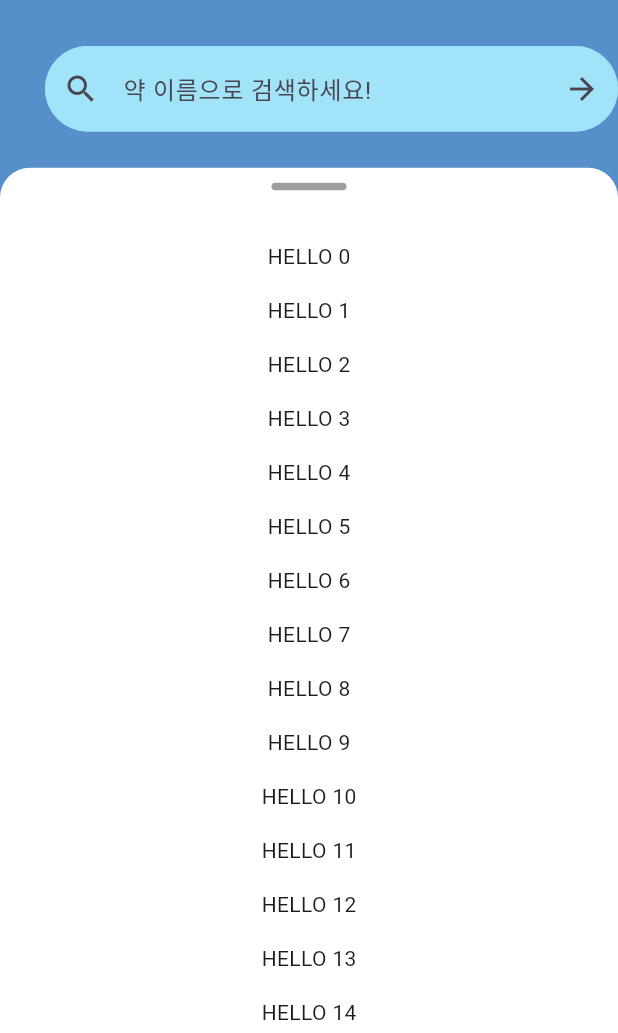
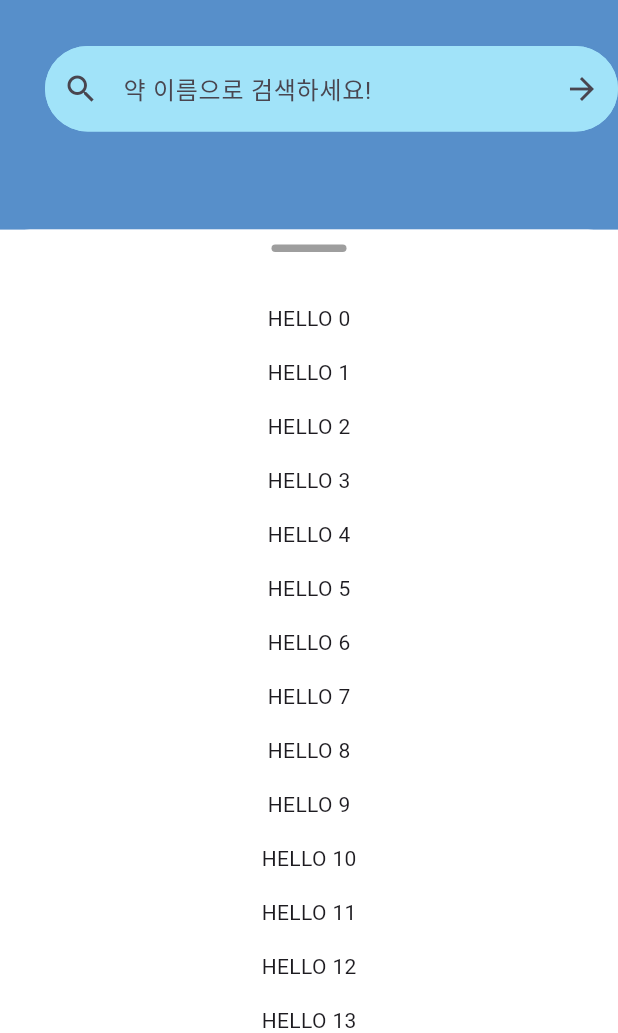
Before and after one commit to team-PHAETHON/Pharmesan_APP, a Flutter app: the screen it shows after launch, on a phone screen of 412 x 824 dp, the part 203-1236 px from its top. Run offline on Flutter 3.47's test engine with Material 3 defaults, Android fonts, the phone set to English and light mode, and no system bars; network calls fail.

Commit message:
refactor: move onTap method to upper class

```diff
--- a/lib/screens/home_bottom_screen.dart
+++ b/lib/screens/home_bottom_screen.dart
@@ -2,7 +2,7 @@ import 'package:flutter/material.dart';
 import 'package:myapp/widget/grey_touch_horizontal_button.dart';
 
 const double cornerRadius = 20;
-const double minChildSize = 0.7;
+const double minChildSize = 0.65;
 const double maxChildSize = 0.8;
 
 class HomeBottomScreen extends StatefulWidget {
@@ -17,6 +17,25 @@ class _HomeBottomScreenState extends State<HomeBottomScreen> {
   void initState() {
     super.initState();
     _controller = DraggableScrollableController();
+  }
+
+  void changeSize() {
+    final currentSize = _controller.size;
+    if (currentSize < maxChildSize) {
+      /// ✅ 현재 크기가 작으면 maxChildSize로 확장
+      _controller.animateTo(
+        maxChildSize,
+        duration: Duration(milliseconds: animationTime),
+        curve: Curves.easeInOut,
+      );
+    } else {
+      /// ✅ 이미 최대 크기면 minChildSize로 축소
+      _controller.animateTo(
+        minChildSize,
+        duration: Duration(milliseconds: animationTime),
+        curve: Curves.easeInOut,
+      );
+    }
   }
 
   @override
@@ -36,7 +55,7 @@ class _HomeBottomScreenState extends State<HomeBottomScreen> {
           ),
           child: Column(
             children: [
-              GreyTouchHorizontalButton(controller: _controller),
+              GreyTouchHorizontalButton(onTap: changeSize),
               Flexible(
                 /// TODO: 메인화면에 기능 추가 및 수정 예정
                 child: SingleChildScrollView(
--- a/lib/widget/grey_touch_horizontal_button.dart
+++ b/lib/widget/grey_touch_horizontal_button.dart
@@ -5,37 +5,18 @@ const double dragBarRadius = 10;
 const double dragBarWidth = 50;
 const double dragBarHeight = 5;
 const int animationTime = 300;
-const double minChildSize = 0.7;
+const double minChildSize = 0.65;
 const double maxChildSize = 0.8;
 
 class GreyTouchHorizontalButton extends StatelessWidget {
-  final DraggableScrollableController controller;
+  final VoidCallback? onTap;
 
-  const GreyTouchHorizontalButton({required this.controller, super.key});
-
-  void changeSize() {
-    final currentSize = controller.size;
-    if (currentSize < maxChildSize) {
-      /// ✅ 현재 크기가 작으면 maxChildSize로 확장
-      controller.animateTo(
-        maxChildSize,
-        duration: Duration(milliseconds: animationTime),
-        curve: Curves.easeInOut,
-      );
-    } else {
-      /// ✅ 이미 최대 크기면 minChildSize로 축소
-      controller.animateTo(
-        minChildSize,
-        duration: Duration(milliseconds: animationTime),
-        curve: Curves.easeInOut,
-      );
-    }
-  }
+  const GreyTouchHorizontalButton({required this.onTap, super.key});
 
   @override
   Widget build(BuildContext context) {
     return GestureDetector(
-      onTap: changeSize,
+      onTap: onTap,
 
       /// 드래그 용 회색 수직 바
       child: Container(
```
